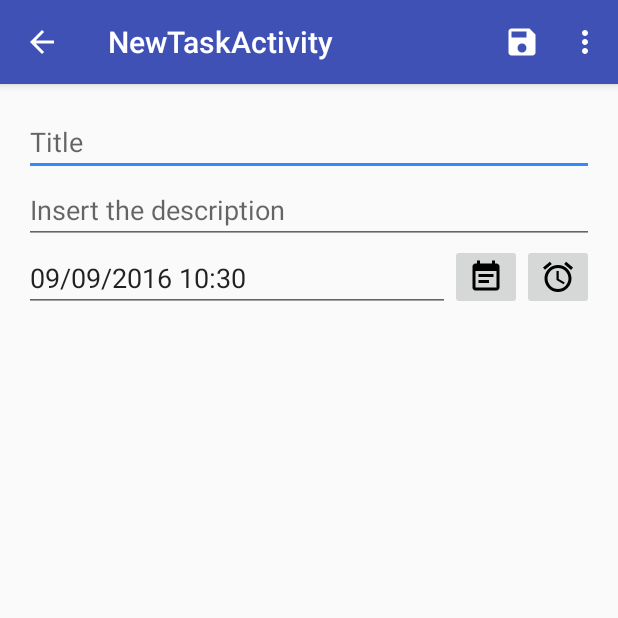
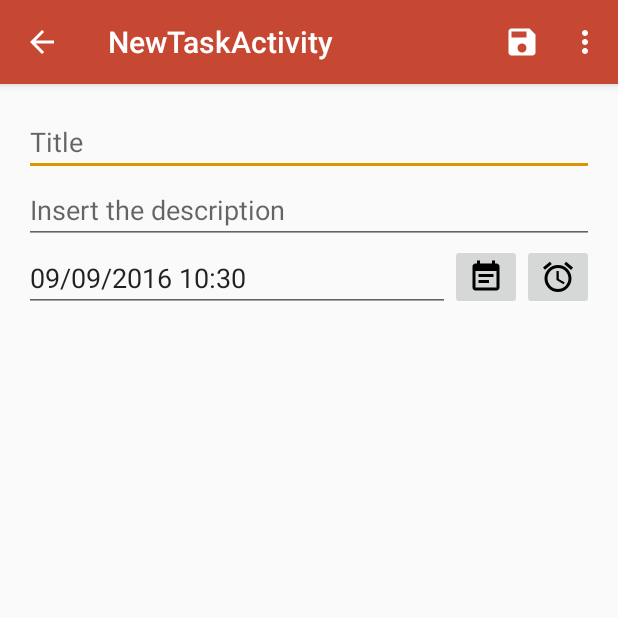
Before and after one commit to rodrigo-brito/fire-todo, an Android app: the NewTaskActivity screen opened directly, with no data from a screen before it, on a phone screen of 412 x 824 dp, the top half of it. Run offline under Robolectric (Android 15) with nearby library versions, the phone set to English and light mode, and no system bars.

```diff
--- a/app/src/main/res/values/colors.xml
+++ b/app/src/main/res/values/colors.xml
@@ -1,6 +1,6 @@
 <?xml version="1.0" encoding="utf-8"?>
 <resources>
-    <color name="colorPrimary">#3F51B5</color>
-    <color name="colorPrimaryDark">#303F9F</color>
-    <color name="colorAccent">#338AFF</color>
+    <color name="colorPrimary">#c64832</color>
+    <color name="colorPrimaryDark">#b30c03</color>
+    <color name="colorAccent">#db9600</color>
 </resources>
--- a/app/src/main/res/values/strings.xml
+++ b/app/src/main/res/values/strings.xml
@@ -1,5 +1,5 @@
 <resources>
-    <string name="app_name">FireTODOList</string>
+    <string name="app_name">Fire TODOList</string>
     <string name="action_settings">Settings</string>
     <string name="title_activity_new_task">NewTaskActivity</string>
     <string name="action_save">Save</string>
```
Also changed, not shown: app/src/main/ic_launcher-web.png (added), app/src/main/res/mipmap-hdpi/ic_launcher.png, app/src/main/res/mipmap-mdpi/ic_launcher.png, app/src/main/res/mipmap-xhdpi/ic_launcher.png, app/src/main/res/mipmap-xxhdpi/ic_launcher.png, app/src/main/res/mipmap-xxxhdpi/ic_launcher.png.
